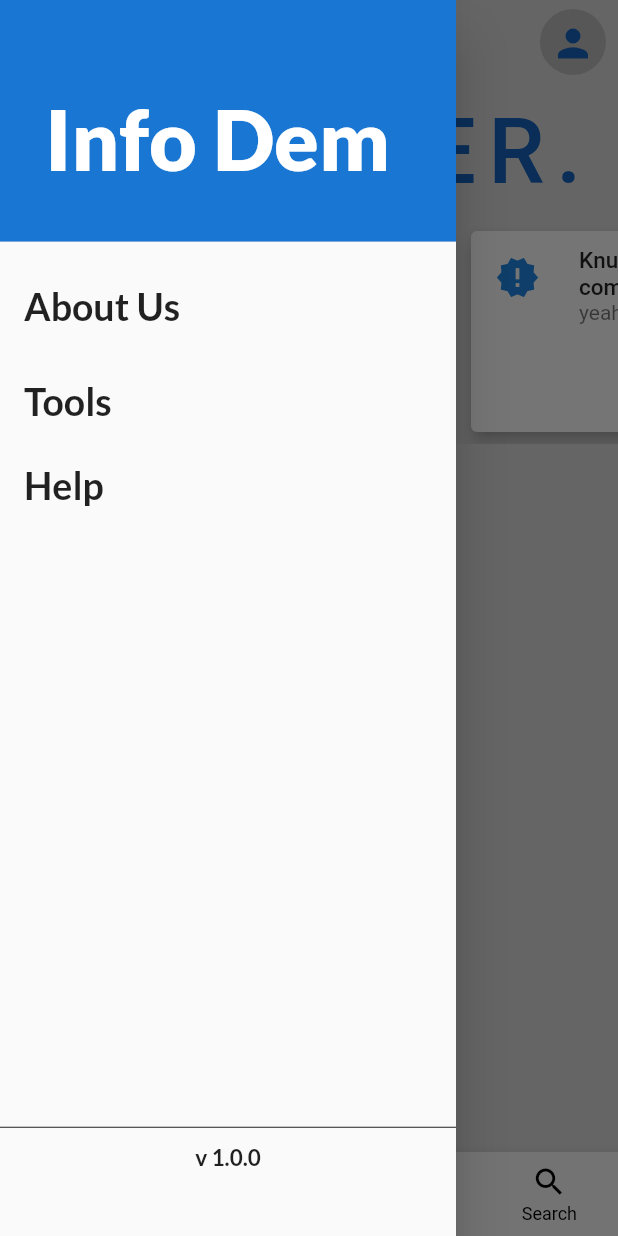
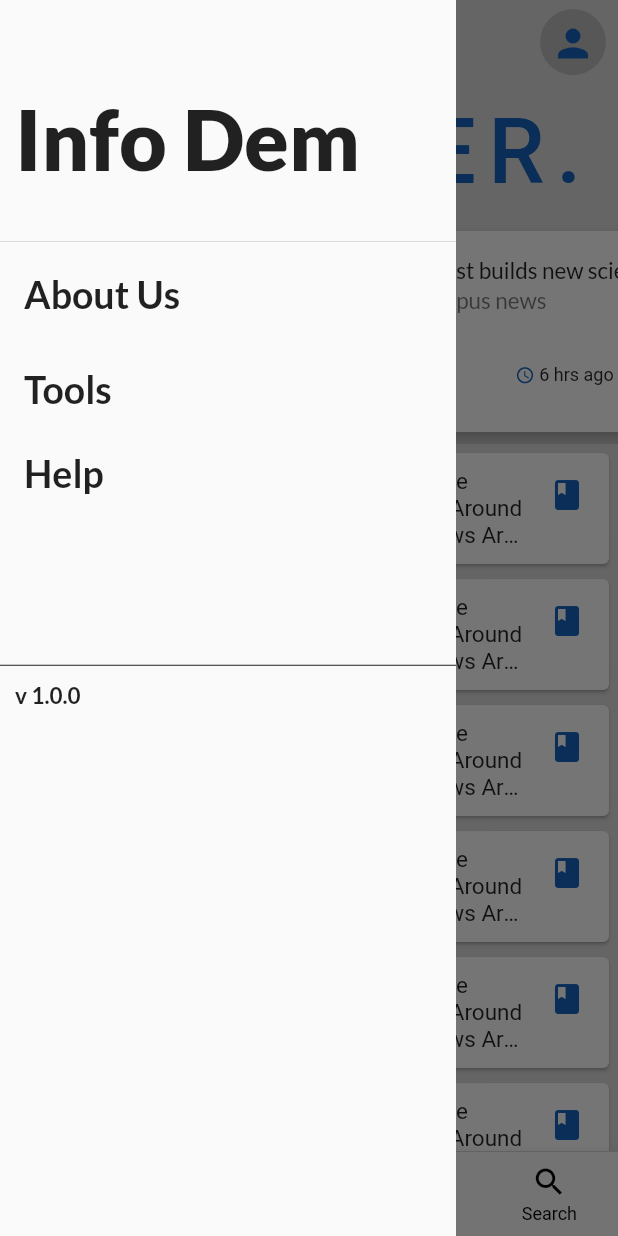
Before and after one commit to kwabenaG/info-square, a Flutter app: the screen it shows after launch, in the side drawer, after a tap on "DISCOVER.", on a phone screen of 412 x 824 dp. Run offline on Flutter 3.47's test engine with Material 2 defaults, Android fonts, the phone set to English and light mode, and no system bars; our stand-ins replace google_fonts.

Commit message:
data to list views

```diff
--- a/lib/screens/home_screen.dart
+++ b/lib/screens/home_screen.dart
@@ -69,6 +69,8 @@ class _HomeScreenState extends State<HomeScreen> {
                 child: personButtonAppBar(context))
           ]), // end of appbar
       body: Container(
+          // color: Colors.blue,
+          // height: 900.0,
           color: Colors.black12,
           child: content[_selectedIndexContent]), //body starts here
       bottomNavigationBar: BottomNavigationBar(
--- a/lib/screens/pages/default_page.dart
+++ b/lib/screens/pages/default_page.dart
@@ -3,6 +3,7 @@ import 'package:flutter/material.dart';
 // import local widgets from widget folder
 import 'package:info_square/widgets/homepage/card_widget_news.dart';
 import 'package:info_square/widgets/homepage/discover/discover.dart';
+import 'package:info_square/widgets/list_news_homepage.dart/list_news.dart';
 
 class DefaultScreen extends StatefulWidget {
   DefaultScreen({Key? key}) : super(key: key);
@@ -14,12 +15,14 @@ class DefaultScreen extends StatefulWidget {
 class _DefaultScreenState extends State<DefaultScreen> {
   @override
   Widget build(BuildContext context) {
-    return Column(children: [
+    return Container(
+        child: Column(children: [
       discover(context),
       containerListBuilderCardNews(),
-      Container(child: Text('a')),
-      Text('add adv here ')
+      listViewInfoDemNews(),
+      // Container(child: Text('a')),
+      // Text('add adv here ')
       //add next column here
-    ]);
+    ]));
   }
 }
--- a/lib/widgets/homepage/card_widget_news.dart
+++ b/lib/widgets/homepage/card_widget_news.dart
@@ -13,24 +13,25 @@ import 'drawer_menu_items/menu_items.dart';
 // drawers
 Widget initDrawer(context) {
   return Drawer(
+      elevation: 0.0,
       child: ListView(padding: EdgeInsets.zero, children: [
         DrawerHeader(
-        padding: EdgeInsets.fromLTRB(30, 60, 30, 10),
-        decoration: BoxDecoration(
-          color: Colors.blue[700],
-        ),
+            margin: EdgeInsets.all(0.0),
+            padding: EdgeInsets.fromLTRB(10, 60, 30, 10),
             child: Text('Info Dem',
-            textAlign: TextAlign.left,
+                // textAlign: TextAlign.left,
                 style: GoogleFonts.lato(
                   fontSize: 55.0,
                   fontWeight: FontWeight.w900,
-              color: Colors.white,
+                  // color: Colors.black87,
                 ))),
         ListTile(
             minVerticalPadding: 20.0,
             onTap: () {
-          Navigator.push(context,
-              MaterialPageRoute(builder: (context) => mandateMethod(context)));
+              Navigator.push(
+                  context,
+                  MaterialPageRoute(
+                      builder: (context) => mandateMethod(context)));
             },
             title: Text("About Us",
                 style: GoogleFonts.lato(
@@ -51,16 +52,16 @@ Widget initDrawer(context) {
                   fontSize: 25.0,
                   fontWeight: FontWeight.w700,
                 ))),
-    Padding(padding: EdgeInsets.only(bottom: 400)),
+        Padding(padding: EdgeInsets.only(bottom: 100)),
         Divider(height: 1.0, color: Colors.black87),
         Container(
           margin: EdgeInsets.all(10.0),
           child: Row(
-          mainAxisAlignment: MainAxisAlignment.center,
-          crossAxisAlignment: CrossAxisAlignment.center,
+              mainAxisAlignment: MainAxisAlignment.start,
+              crossAxisAlignment: CrossAxisAlignment.start,
               children: [
                 Text('v 1.0.0',
-                textAlign: TextAlign.center,
+                    textAlign: TextAlign.left,
                     style: GoogleFonts.lato(
                       fontSize: 15.0,
                       fontWeight: FontWeight.w700,
@@ -82,28 +83,34 @@ Widget containerListBuilderCardNews() {
           scrollDirection: Axis.horizontal,
           itemCount: 4,
           itemBuilder: (BuildContext context, int index) {
-            return cardNewsWidget();
+            return cardNewsWidget(context);
           }));
 }
 
 // methods to homepage news card
-Widget cardNewsWidget() {
+Widget cardNewsWidget(context) {
   return Container(
       margin: EdgeInsets.all(3.0),
       padding: EdgeInsets.all(1.0),
-      height: 300.0,
-      width: 300.0,
+      // height: MediaQuery.of(context).size.width * 0.2,
+      width: MediaQuery.of(context).size.width * 0.6,
       // color: Colors.orange,
       child: Card(
           elevation: 5.0,
           child: Column(children: [
             ListTile(
-                leading: Icon(Icons.new_releases,
-                    size: 30.0, color: Colors.blue[600]),
-                title: Text('Knust builds new science complex ...',
-                    style:
-                        TextStyle(fontSize: 15.0, fontWeight: FontWeight.w500)),
-                subtitle: Text('yeah')),
+                onTap: () {},
+                // leading: Icon(Icons.new_releases,
+                //     size: 30.0, color: Colors.blue[600]),
+                title: Text(
+                    'Knust builds new science complex Knust builds new science complex ...',
+                    overflow: TextOverflow.ellipsis,
+                    // maxLines: 10,
+                    style: GoogleFonts.lato(
+                        fontSize: 15.0, fontWeight: FontWeight.w500)),
+                subtitle: Text('campus news',
+                    style: GoogleFonts.lato(
+                        fontSize: 15.0, fontWeight: FontWeight.w500))),
             listTileActionsDetails()
           ])));
 }
--- /dev/null
+++ b/lib/widgets/list_news_homepage.dart/list_news.dart
@@ -0,0 +1,39 @@
+/// this method handles the list news on the homepage right after the card bulletins
+
+import 'package:flutter/material.dart';
+
+Widget listViewInfoDemNews() {
+  return Expanded(
+    flex: 1,
+    // padding: EdgeInsets.all(20.0),
+    // height: 200,
+    child: Container(
+        padding: EdgeInsets.all(1.0),
+        alignment: Alignment.center,
+        child: ListView.builder(
+            physics: BouncingScrollPhysics(),
+            itemCount: 101,
+            itemBuilder: (BuildContext context, int index) {
+              return Container(
+                  // padding: EdgeInsets.all(2.0),
+                  child: Card(
+                      margin: EdgeInsets.all(5.0),
+                      child: Column(
+                          mainAxisAlignment: MainAxisAlignment.start,
+                          mainAxisSize: MainAxisSize.max,
+                          children: [
+                            ListTile(
+                                minVerticalPadding: 10.0,
+                                onTap: () {},
+                                selectedTileColor: Colors.teal[400],
+                                title: Text(
+                                    "News Around the campus News Around the campus News Around the campus  News Around the campus News Around the campus News Around the campus",
+                                    style: TextStyle(fontSize: 15.0),
+                                    overflow: TextOverflow.ellipsis,
+                                    maxLines: 3),
+                                trailing:
+                                    Icon(Icons.book, color: Colors.blue[800]))
+                          ])));
+            })),
+  );
+}
```
Also changed, not shown: lib/widgets/circle_button.dart (deleted, +0 -27 lines). Lines whose indentation alone changed are shown as unchanged.
